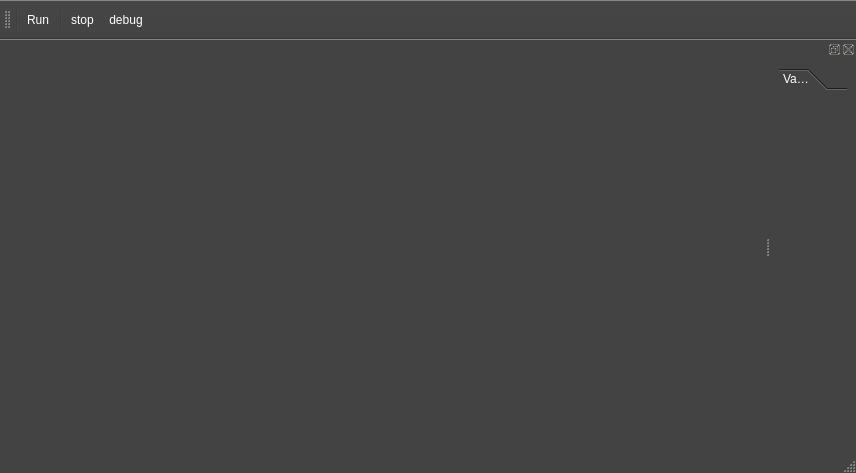
This is ui/mainForm.ui in arashk7/arash_node as Qt 5 draws it before an edit. The edited form follows.
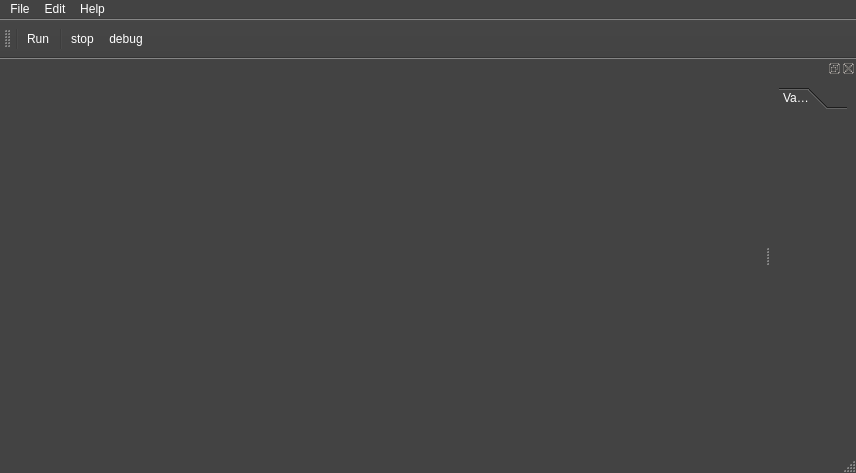
This is the edited form. Icons and pictures are not drawn.

Patch:
```diff
--- a/ui/mainForm.ui
+++ b/ui/mainForm.ui
@@ -439,7 +439,7 @@
     <property name="geometry">
      <rect>
       <x>40</x>
-      <y>20</y>
+      <y>70</y>
       <width>71</width>
       <height>21</height>
      </rect>
@@ -470,6 +470,32 @@
      <height>18</height>
     </rect>
    </property>
+   <widget class="QMenu" name="menuFile">
+    <property name="title">
+     <string>File</string>
+    </property>
+    <addaction name="actionOpen"/>
+    <addaction name="actionNew_Project"/>
+    <addaction name="actionSave"/>
+    <addaction name="actionClose_Project"/>
+    <addaction name="actionExit"/>
+   </widget>
+   <widget class="QMenu" name="menuEdit">
+    <property name="title">
+     <string>Edit</string>
+    </property>
+   </widget>
+   <widget class="QMenu" name="menuHelp">
+    <property name="title">
+     <string>Help</string>
+    </property>
+    <addaction name="actionDocumentation"/>
+    <addaction name="actionTutorials"/>
+    <addaction name="actionAbout"/>
+   </widget>
+   <addaction name="menuFile"/>
+   <addaction name="menuEdit"/>
+   <addaction name="menuHelp"/>
   </widget>
   <widget class="QStatusBar" name="statusbar"/>
   <widget class="QDockWidget" name="dockWidget">
```
Left out of the diff: 40 changed lines with no effect on the pictures.
